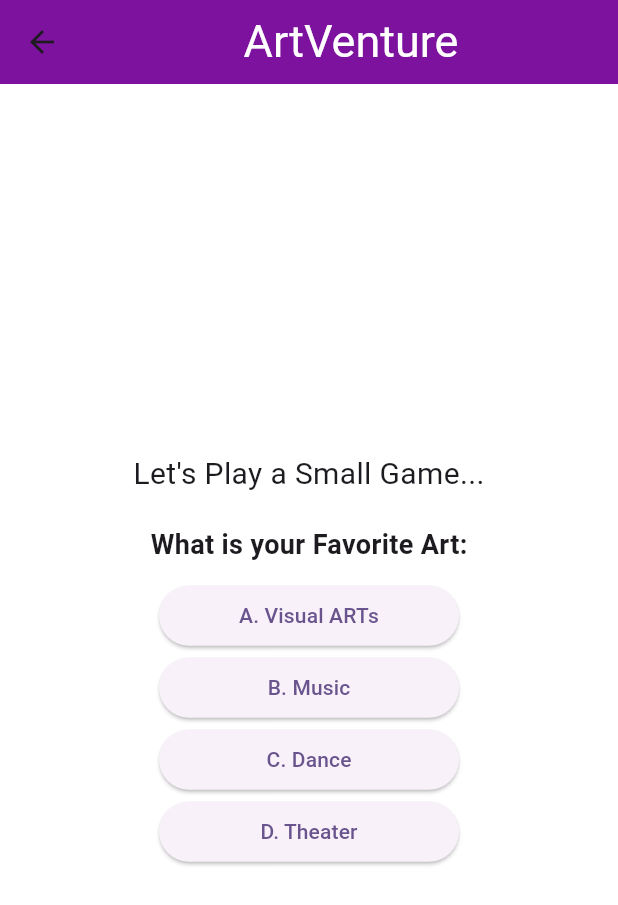
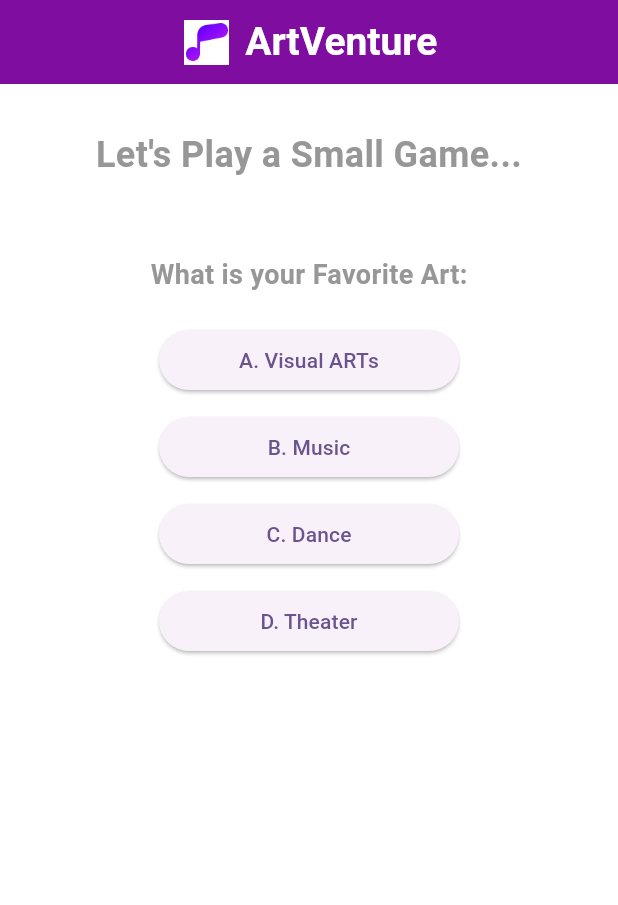
Before and after one commit to ntua-el20827/NTUA_Human_Computer_Interaction_Team44, a Flutter app: the QuizPage screen opened by its route, on a phone screen of 412 x 824 dp. Shown: the top 905 px of the screen. Run offline on Flutter 3.47's test engine with Material 3 defaults, Android fonts, the phone set to English and light mode, and no system bars; our stand-ins replace device_info, geocoding, geolocator, google_maps_flutter, image_picker, sqflite and 1 more; accounts and stored records are empty; Roboto replaces fonts that are missing (MonteCarlo).

Commit message:
UI_again

```diff
--- a/artventure/lib/pages/quiz_page.dart
+++ b/artventure/lib/pages/quiz_page.dart
@@ -3,6 +3,7 @@ import 'package:flutter/material.dart';
 import 'package:artventure/components/colors_and_fonts.dart';
 import 'package:artventure/pages/profile_page.dart';
 import 'package:artventure/models/user_info_model.dart';
+import 'package:artventure/components/appbar.dart';
 
 // ignore: must_be_immutable
 class QuizPage extends StatelessWidget {
@@ -18,16 +19,7 @@ class QuizPage extends StatelessWidget {
   Widget build(BuildContext context) {
     return Scaffold(
       backgroundColor: Colors.white,
-      appBar: AppBar(
-        backgroundColor: primaryColor,
-        title: const Align(
-          alignment: AlignmentDirectional(0, 0),
-          child: Text('ArtVenture', style: titleLarge),
-        ),
-        actions: const [],
-        centerTitle: false,
-        elevation: 2,
-      ),
+      appBar: CustomAppBar(),
       body: PageView(
         controller: _pageController,
         children: [
@@ -43,24 +35,30 @@ class QuizPage extends StatelessWidget {
   Widget buildQuizPage(BuildContext context) {
     return Column(
       crossAxisAlignment: CrossAxisAlignment.center,
-      mainAxisAlignment: MainAxisAlignment.center,
+      mainAxisAlignment: MainAxisAlignment.start,
       children: <Widget>[
+        SizedBox(height: 30.0),
         Align(
           alignment: Alignment.center,
-          child: Text(
+           child: Text(
             'Let\'s Play a Small Game...',
-            style: TextStyle(fontSize: 20.0),
+            style: TextStyle(
+                        color: Color.fromARGB(255, 152, 151, 151),
+                        fontSize: 24,
+                        fontWeight: FontWeight.bold,
+                      ),
+                      textAlign: TextAlign.center,
           ),
         ),
-        SizedBox(height: 20.0),
+        SizedBox(height: 50.0),
         Align(
           alignment: Alignment.center,
           child: Text(
             'What is your Favorite Art:',
-            style: TextStyle(fontSize: 18.0, fontWeight: FontWeight.bold),
+            style: TextStyle(fontSize: 18.0, fontWeight: FontWeight.w600, color: Color.fromARGB(255, 152, 151, 151)),
           ),
         ),
-        SizedBox(height: 10.0),
+        SizedBox(height: 20.0),
         Container(
           width: 200.0, // Adjust the width as needed
           child: ElevatedButton(
@@ -75,6 +73,7 @@ class QuizPage extends StatelessWidget {
             child: Text('A. Visual ARTs'),
           ),
         ),
+        SizedBox(height: 10.0),
         Container(
           width: 200.0, // Adjust the width as needed
           child: ElevatedButton(
@@ -89,6 +88,7 @@ class QuizPage extends StatelessWidget {
             child: Text('B. Music'),
           ),
         ),
+        SizedBox(height: 10.0),
         Container(
           width: 200.0, // Adjust the width as needed
           child: ElevatedButton(
@@ -103,6 +103,7 @@ class QuizPage extends StatelessWidget {
             child: Text('C. Dance'),
           ),
         ),
+        SizedBox(height: 10.0),
         Container(
           width: 200.0, // Adjust the width as needed
           child: ElevatedButton(
@@ -125,24 +126,31 @@ class QuizPage extends StatelessWidget {
   Widget buildQuizPage2(BuildContext context) {
     return Column(
       crossAxisAlignment: CrossAxisAlignment.center,
-      mainAxisAlignment: MainAxisAlignment.center,
+      mainAxisAlignment: MainAxisAlignment.start,
       children: <Widget>[
+        SizedBox(height: 30.0),
         const Align(
           alignment: Alignment.center,
           child: Text(
             'Let\'s Play a Small Game...',
-            style: TextStyle(fontSize: 20.0),
+            style: TextStyle(
+                        color: Color.fromARGB(255, 152, 151, 151),
+                        fontSize: 24,
+                        fontWeight: FontWeight.bold,
+                      ),
+                      textAlign: TextAlign.center,
           ),
         ),
-        SizedBox(height: 20.0),
+        SizedBox(height: 50.0),
         Align(
           alignment: Alignment.center,
           child: Text(
-            'If you could describe your art taste in one word, what would it be?',
-            style: TextStyle(fontSize: 18.0, fontWeight: FontWeight.bold),
+            'Describe your art taste:',
+            style: TextStyle(fontSize: 18.0, fontWeight: FontWeight.w600, color: Color.fromARGB(255, 152, 151, 151)),
+             textAlign: TextAlign.center,
           ),
         ),
-        SizedBox(height: 10.0),
+        SizedBox(height: 30),
         Container(
           width: 200.0, // Adjust the width as needed
           child: ElevatedButton(
@@ -162,6 +170,7 @@ class QuizPage extends StatelessWidget {
             child: Text('A. Classic'),
           ),
         ),
+        SizedBox(height: 10.0),
         Container(
           width: 200.0, // Adjust the width as needed
           child: ElevatedButton(
@@ -181,6 +190,7 @@ class QuizPage extends StatelessWidget {
             child: Text('B. Contemporary'),
           ),
         ),
+        SizedBox(height: 10.0),
         Container(
           width: 200.0, // Adjust the width as needed
           child: ElevatedButton(
@@ -199,7 +209,8 @@ class QuizPage extends StatelessWidget {
             },
             child: Text('C. Eclectic'),
           ),
-        ), // Add more answer options as needed
+        ),
+        SizedBox(height: 10.0), // Add more answer options as needed
         Container(
           width: 200.0, // Adjust the width as needed
           child: ElevatedButton(
--- a/artventure/lib/pages/signup_page.dart
+++ b/artventure/lib/pages/signup_page.dart
@@ -78,7 +78,7 @@ class _SignUpPageState extends State<SignUpPage> {
                   ],
                 ),
               ),
-              SizedBox(height: 40),
+              SizedBox(height: 30),
               InputField(
                 hint: "Username",
                 icon: Icons.account_circle,
```
Also changed, not shown: artventure/lib/pages/login_page.dart (+46 -42 lines).
